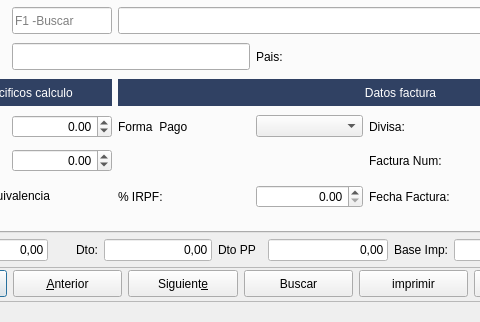
arcnexus/RedFoX, file Zona_Ventas/frmalbaran.ui: the form before one commit; both pictures show x 132 to 612 and y 320 to 642 of the 1217 by 642 pixel window.
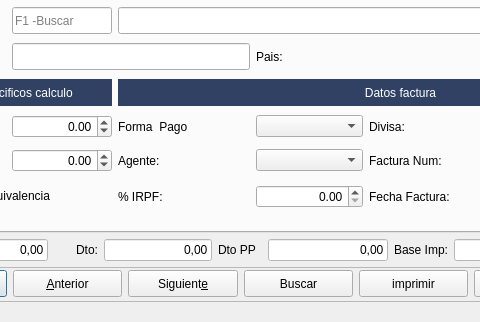
The form after the commit. The open tabs and pages were chosen to show the change. Icons and pictures are not drawn.

Commit message: agente en albaran

Patch:
```diff
--- a/Zona_Ventas/frmalbaran.ui
+++ b/Zona_Ventas/frmalbaran.ui
@@ -1405,6 +1405,16 @@
                </property>
               </widget>
              </item>
+             <item row="11" column="2">
+              <widget class="QLabel" name="label_30">
+               <property name="text">
+                <string>Agente:</string>
+               </property>
+              </widget>
+             </item>
+             <item row="11" column="3">
+              <widget class="QComboBox" name="cboAgente"/>
+             </item>
             </layout>
            </item>
            <item row="0" column="1">
```
Left out of the diff: 2 changed lines with no effect on the pictures.
